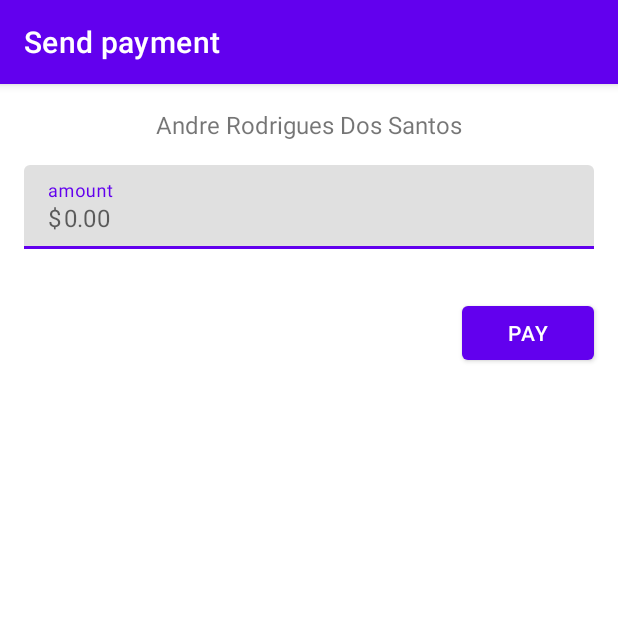
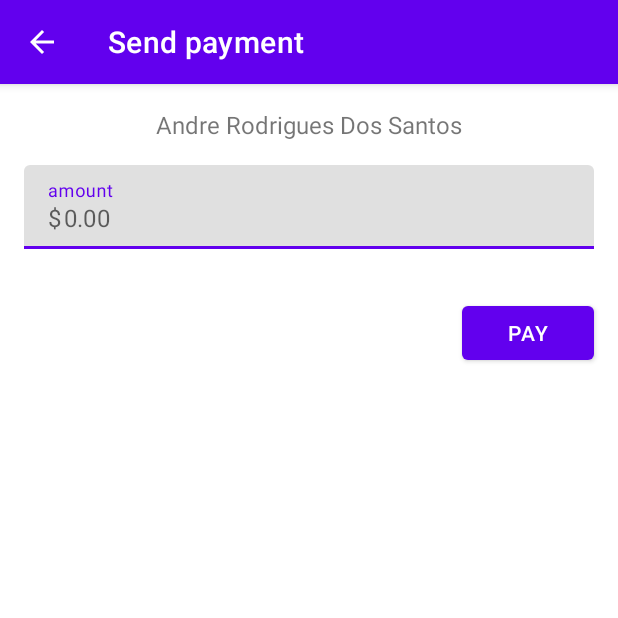
Before and after one commit to rodriguesporan/ITransfer, an Android app: the SendPaymentActivity screen opened directly, with no data from a screen before it, on a phone screen of 412 x 824 dp, the top half of it. Run offline under Robolectric (Android 15) with nearby library versions, the phone set to English and light mode, and no system bars; our stand-ins replace data binding.

Commit message:
feat: added Receipt Payment screen

```diff
--- a/app/src/main/java/com/rodriguesporan/itransfer/ui/SendPaymentActivity.kt
+++ b/app/src/main/java/com/rodriguesporan/itransfer/ui/SendPaymentActivity.kt
@@ -1,12 +1,24 @@
 package com.rodriguesporan.itransfer.ui
 
+import android.content.Intent
 import androidx.appcompat.app.AppCompatActivity
 import android.os.Bundle
+import android.view.LayoutInflater
+import androidx.databinding.DataBindingUtil
 import com.rodriguesporan.itransfer.R
+import com.rodriguesporan.itransfer.databinding.ActivitySendPaymentBinding
 
 class SendPaymentActivity : AppCompatActivity() {
+
+    private lateinit var binding: ActivitySendPaymentBinding
+
     override fun onCreate(savedInstanceState: Bundle?) {
         super.onCreate(savedInstanceState)
-        setContentView(R.layout.activity_send_payment)
+        binding = DataBindingUtil.setContentView(this, R.layout.activity_send_payment)
+        binding.sendPaymentActivity = this
+
+        supportActionBar?.setDisplayHomeAsUpEnabled(true)
     }
+
+    fun pay() = startActivity(Intent(this, PaymentReceiptActivity::class.java))
 }
--- a/app/src/main/java/com/rodriguesporan/itransfer/ui/SplashScreenActivity.kt
+++ b/app/src/main/java/com/rodriguesporan/itransfer/ui/SplashActivity.kt
@@ -7,10 +7,10 @@ import android.os.Looper
 import androidx.appcompat.app.AppCompatActivity
 import com.rodriguesporan.itransfer.R
 
-class SplashScreenActivity : AppCompatActivity() {
+class SplashActivity : AppCompatActivity() {
     override fun onCreate(savedInstanceState: Bundle?) {
         super.onCreate(savedInstanceState)
-        setContentView(R.layout.activity_splash_screen)
+        setContentView(R.layout.activity_splash)
 
         startMainActivity()
     }
--- a/app/src/main/res/layout/activity_send_payment.xml
+++ b/app/src/main/res/layout/activity_send_payment.xml
@@ -1,7 +1,15 @@
 <?xml version="1.0" encoding="utf-8"?>
-<LinearLayout xmlns:android="http://schemas.android.com/apk/res/android"
+<layout xmlns:android="http://schemas.android.com/apk/res/android"
     xmlns:app="http://schemas.android.com/apk/res-auto"
-    xmlns:tools="http://schemas.android.com/tools"
+    xmlns:tools="http://schemas.android.com/tools">
+
+    <data>
+        <variable
+            name="sendPaymentActivity"
+            type="com.rodriguesporan.itransfer.ui.SendPaymentActivity" />
+    </data>
+
+    <LinearLayout
         android:layout_width="match_parent"
         android:layout_height="match_parent"
         android:orientation="vertical"
@@ -9,11 +17,11 @@
 
         <TextView
             android:layout_marginTop="16dp"
-        android:textSize="16dp"
+            android:textSize="16sp"
             android:layout_width="wrap_content"
             android:layout_height="wrap_content"
             android:text="Andre Rodrigues Dos Santos"
-        android:layout_gravity="center"/>
+            android:layout_gravity="center" />
 
 
         <com.google.android.material.textfield.TextInputLayout
@@ -34,6 +42,8 @@
             android:layout_width="wrap_content"
             android:layout_height="wrap_content"
             android:text="@string/btn_pay"
-        android:layout_gravity="end"/>
+            android:onClick="@{() -> sendPaymentActivity.pay()}"
+            android:layout_gravity="end" />
 
     </LinearLayout>
+</layout>
--- a/app/src/main/res/layout/activity_splash_screen.xml
+++ b/app/src/main/res/layout/activity_splash.xml
@@ -4,7 +4,7 @@
     xmlns:tools="http://schemas.android.com/tools"
     android:layout_width="match_parent"
     android:layout_height="match_parent"
-    tools:context=".ui.SplashScreenActivity">
+    tools:context=".ui.SplashActivity">
 
     <LinearLayout
         android:layout_width="wrap_content"
--- a/app/src/main/res/layout/fragment_home.xml
+++ b/app/src/main/res/layout/fragment_home.xml
@@ -29,7 +29,7 @@
                 android:layout_width="wrap_content"
                 android:layout_height="wrap_content"
                 android:text="@string/your_assets_today"
-                android:textSize="30dp"
+                android:textSize="30sp"
                 android:textStyle="bold"
                 app:layout_constraintLeft_toLeftOf="parent"
                 app:layout_constraintRight_toRightOf="parent"
@@ -37,7 +37,7 @@
 
             <TextView
                 android:id="@+id/assets"
-                android:textSize="30dp"
+                android:textSize="30sp"
                 android:textStyle="bold"
                 android:layout_width="wrap_content"
                 android:layout_height="wrap_content"
--- a/app/src/main/res/layout/layout_bottom_sheet.xml
+++ b/app/src/main/res/layout/layout_bottom_sheet.xml
@@ -33,7 +33,7 @@
                 android:layout_gravity="center"
                 android:layout_marginTop="16dp"
                 android:text="@string/your_qr_code"
-                android:textSize="16dp"
+                android:textSize="16sp"
                 android:textStyle="bold" />
 
             <ImageView
--- a/app/src/main/res/values/strings.xml
+++ b/app/src/main/res/values/strings.xml
@@ -14,4 +14,9 @@
     <string name="btn_pay">Pay</string>
     <string name="_0_00">0.00</string>
     <string name="amount">amount</string>
+    <string name="payment_receipt">Payment Receipt</string>
+    <string name="transaction">Transaction</string>
+    <string name="date">Date</string>
+    <string name="receiver">Receiver</string>
+    <string name="sender">Sender</string>
 </resources>
```
Also changed, not shown: app/src/main/AndroidManifest.xml (+17 -2 lines), app/src/main/java/com/rodriguesporan/itransfer/ui/PaymentReceiptActivity.kt (added, +14 -0 lines), app/src/main/res/layout/activity_payment_receipt.xml (added, +94 -0 lines), 1 other file. Lines whose indentation alone changed are shown as unchanged.
